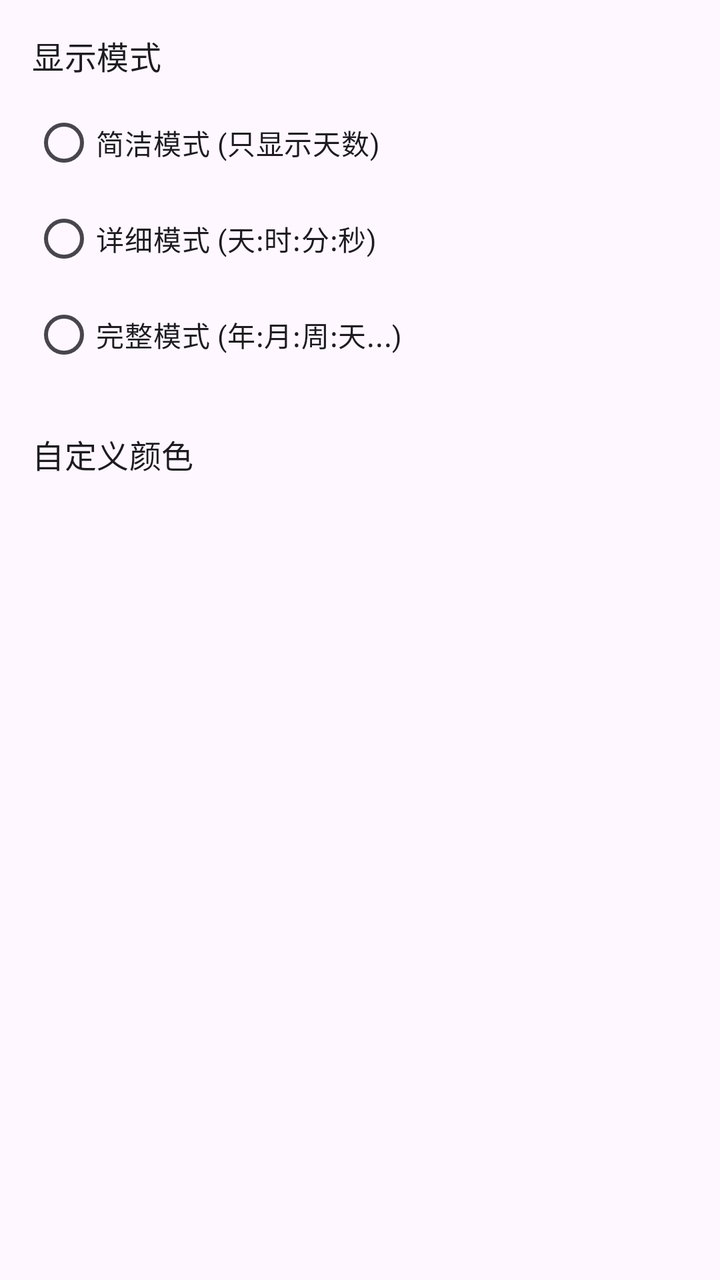
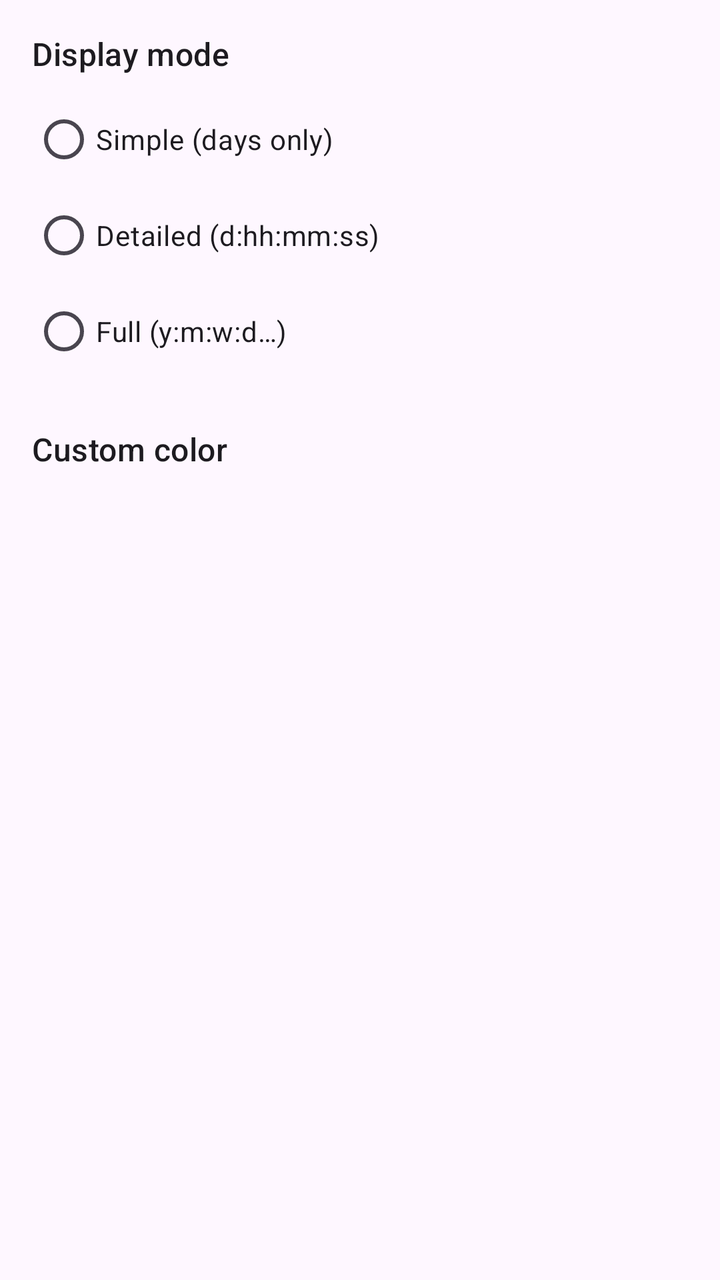

Screens rendered from an Android XML layout before and after an edit, with the pre-edit source and the edit as a unified diff.
<!-- AndroidManifest.xml: application theme Theme.ZakoCountdown -->
<!-- res/layout/fragment_card_settings.xml -->
<?xml version="1.0" encoding="utf-8"?>

<ScrollView
    xmlns:android="http://schemas.android.com/apk/res/android"
    xmlns:app="http://schemas.android.com/apk/res-auto"
    xmlns:tools="http://schemas.android.com/tools"
    android:layout_width="match_parent"
    android:layout_height="match_parent">

    <LinearLayout
        android:orientation="vertical"
        android:layout_width="match_parent"
        android:layout_height="wrap_content"
        android:padding="16dp">

        
        <TextView
            android:layout_width="wrap_content"
            android:layout_height="wrap_content"
            android:text="显示模式"
            android:textAppearance="?attr/textAppearanceTitleMedium"/>

        <RadioGroup
            android:id="@+id/radio_group_display_mode"
            android:layout_width="match_parent"
            android:layout_height="wrap_content"
            android:layout_marginTop="8dp">
            <RadioButton
                android:id="@+id/radio_simple"
                android:layout_width="wrap_content"
                android:layout_height="wrap_content"
                android:text="简洁模式 (只显示天数)"/>
            <RadioButton
                android:id="@+id/radio_detailed"
                android:layout_width="wrap_content"
                android:layout_height="wrap_content"
                android:text="详细模式 (天:时:分:秒)"/>
            <RadioButton
                android:id="@+id/radio_full"
                android:layout_width="wrap_content"
                android:layout_height="wrap_content"
                android:text="完整模式 (年:月:周:天...)"/>
        </RadioGroup>

        
        <TextView
            android:layout_width="wrap_content"
            android:layout_height="wrap_content"
            android:text="自定义颜色"
            android:textAppearance="?attr/textAppearanceTitleMedium"
            android:layout_marginTop="24dp"/>

        <HorizontalScrollView
            android:layout_width="match_parent"
            android:layout_height="wrap_content"
            android:scrollbars="none"
            android:layout_marginTop="8dp">
            <LinearLayout
                android:id="@+id/color_palette"
                android:layout_width="wrap_content"
                android:layout_height="wrap_content"
                android:orientation="horizontal"/>
        </HorizontalScrollView>

        
        <LinearLayout
            android:id="@+id/wallpaper_settings_layout"
            android:layout_width="match_parent"
            android:layout_height="wrap_content"
            android:orientation="vertical"
            android:visibility="gone"
            tools:visibility="visible">

            <TextView
                android:layout_width="wrap_content"
                android:layout_height="wrap_content"
                android:text="自定义背景 (仅置顶卡片)"
                android:textAppearance="?attr/textAppearanceTitleMedium"
                android:layout_marginTop="24dp"/>

            <LinearLayout
                android:layout_width="match_parent"
                android:layout_height="wrap_content"
                android:orientation="horizontal"
                android:layout_marginTop="8dp">

                
                <com.google.android.material.button.MaterialButton
                    android:id="@+id/button_change_wallpaper"
                    style="?attr/materialButtonStyle"
                    android:layout_width="wrap_content"
                    android:layout_height="wrap_content"
                    android:text="选择图片"/>

                
                <com.google.android.material.button.MaterialButton
                    android:id="@+id/button_remove_wallpaper"
                    style="?attr/borderlessButtonStyle"
                    android:layout_width="wrap_content"
                    android:layout_height="wrap_content"
                    android:layout_marginStart="8dp"
                    android:text="移除图片"/>
            </LinearLayout>
        </LinearLayout>

        
        <TextView
            android:id="@+id/text_alpha_label"
            android:layout_width="wrap_content"
            android:layout_height="wrap_content"
            android:text="卡片不透明度"
            android:textAppearance="?attr/textAppearanceTitleMedium"
            android:layout_marginTop="24dp"
            android:visibility="gone"
            tools:visibility="visible"/>

        <com.google.android.material.slider.Slider
            android:id="@+id/slider_alpha"
            android:layout_width="match_parent"
            android:layout_height="wrap_content"
            android:valueFrom="0.0"
            android:valueTo="1.0"
            android:stepSize="0.05"
            android:visibility="gone"
            tools:visibility="visible"/>

    </LinearLayout>
</ScrollView>
<!-- resources referenced by this layout -->
<resources>
  <style name="Theme.ZakoCountdown" parent="Theme_ZakoCountdown_M3" />
  <style name="Theme_ZakoCountdown_M3" parent="Theme_ZakoCountdown_Base_M3" />
  <style name="Theme_ZakoCountdown_Base_M3" parent="Theme.Material3.DayNight.NoActionBar">
          <item name="toolbarStyle">@style/Widget.Material3.Toolbar.Surface</item>
          <item name="preferenceTheme">@style/PreferenceThemeOverlay</item>
      </style>
</resources>

<!-- the commit's change to res/layout/fragment_card_settings.xml (unified diff, before → after) -->
@@ -17,7 +17,7 @@
         <TextView
             android:layout_width="wrap_content"
             android:layout_height="wrap_content"
-            android:text="显示模式"
+            android:text="@string/card_display_mode"
             android:textAppearance="?attr/textAppearanceTitleMedium"/>
 
         <RadioGroup
@@ -29,24 +29,24 @@
                 android:id="@+id/radio_simple"
                 android:layout_width="wrap_content"
                 android:layout_height="wrap_content"
-                android:text="简洁模式 (只显示天数)"/>
+                android:text="@string/card_mode_simple"/>
             <RadioButton
                 android:id="@+id/radio_detailed"
                 android:layout_width="wrap_content"
                 android:layout_height="wrap_content"
-                android:text="详细模式 (天:时:分:秒)"/>
+                android:text="@string/card_mode_detailed"/>
             <RadioButton
                 android:id="@+id/radio_full"
                 android:layout_width="wrap_content"
                 android:layout_height="wrap_content"
-                android:text="完整模式 (年:月:周:天...)"/>
+                android:text="@string/card_mode_full"/>
         </RadioGroup>
 
         
         <TextView
             android:layout_width="wrap_content"
             android:layout_height="wrap_content"
-            android:text="自定义颜色"
+            android:text="@string/card_custom_color"
             android:textAppearance="?attr/textAppearanceTitleMedium"
             android:layout_marginTop="24dp"/>
 
@@ -74,7 +74,7 @@
             <TextView
                 android:layout_width="wrap_content"
                 android:layout_height="wrap_content"
-                android:text="自定义背景 (仅置顶卡片)"
+                android:text="@string/card_custom_background"
                 android:textAppearance="?attr/textAppearanceTitleMedium"
                 android:layout_marginTop="24dp"/>
 
@@ -90,7 +90,7 @@
                     style="?attr/materialButtonStyle"
                     android:layout_width="wrap_content"
                     android:layout_height="wrap_content"
-                    android:text="选择图片"/>
+                    android:text="@string/card_pick_image"/>
 
                 
                 <com.google.android.material.button.MaterialButton
@@ -99,7 +99,7 @@
                     android:layout_width="wrap_content"
                     android:layout_height="wrap_content"
                     android:layout_marginStart="8dp"
-                    android:text="移除图片"/>
+                    android:text="@string/card_remove_image"/>
             </LinearLayout>
         </LinearLayout>
 
@@ -108,7 +108,7 @@
             android:id="@+id/text_alpha_label"
             android:layout_width="wrap_content"
             android:layout_height="wrap_content"
-            android:text="卡片不透明度"
+            android:text="@string/card_opacity"
             android:textAppearance="?attr/textAppearanceTitleMedium"
             android:layout_marginTop="24dp"
             android:visibility="gone"
<!-- resource entries referenced after the edit -->
@@ -1,5 +1,14 @@
 <!-- resources referenced by this layout -->
 <resources>
+  <string name="card_custom_background">Custom background (pinned cards only)</string>
+  <string name="card_custom_color">Custom color</string>
+  <string name="card_display_mode">Display mode</string>
+  <string name="card_mode_detailed">Detailed (d:hh:mm:ss)</string>
+  <string name="card_mode_full">Full (y:m:w:d…)</string>
+  <string name="card_mode_simple">Simple (days only)</string>
+  <string name="card_opacity">Card opacity</string>
+  <string name="card_pick_image">Choose image</string>
+  <string name="card_remove_image">Remove image</string>
   <style name="Theme.ZakoCountdown" parent="Theme_ZakoCountdown_M3" />
   <style name="Theme_ZakoCountdown_M3" parent="Theme_ZakoCountdown_Base_M3" />
   <style name="Theme_ZakoCountdown_Base_M3" parent="Theme.Material3.DayNight.NoActionBar">
